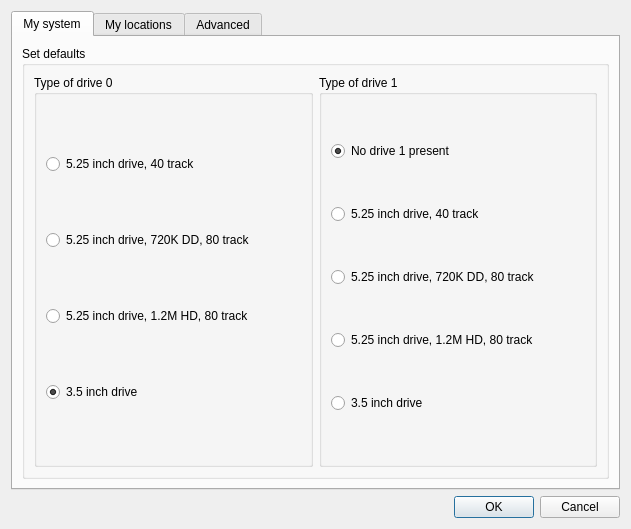
First picture: the form in dialogpreferences.ui, repository wybren1971/Fluxengine_GUI, before the edit.
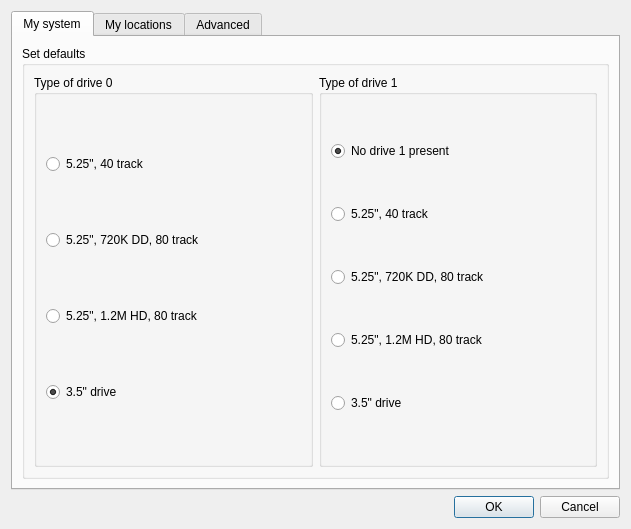
Second picture: the form after the edit. The open tabs and pages were chosen to show the change.

Commit message: shortened drive description

The edit to the form file:
```diff
--- a/dialogpreferences.ui
+++ b/dialogpreferences.ui
@@ -55,28 +55,28 @@
              <item>
               <widget class="QRadioButton" name="radioButton_6">
                <property name="text">
-                <string>5.25 inch drive, 40 track</string>
+                <string>5.25&quot;, 40 track</string>
                </property>
               </widget>
              </item>
              <item>
               <widget class="QRadioButton" name="radioButton_8">
                <property name="text">
-                <string>5.25 inch drive, 720K DD, 80 track</string>
+                <string>5.25&quot;, 720K DD, 80 track</string>
                </property>
               </widget>
              </item>
              <item>
               <widget class="QRadioButton" name="radioButton_7">
                <property name="text">
-                <string>5.25 inch drive, 1.2M HD, 80 track</string>
+                <string>5.25&quot;, 1.2M HD, 80 track</string>
                </property>
               </widget>
              </item>
              <item>
               <widget class="QRadioButton" name="radioButton_2">
                <property name="text">
-                <string>3.5 inch drive</string>
+                <string>3.5&quot; drive</string>
                </property>
               </widget>
              </item>
@@ -92,28 +92,28 @@
              <item>
               <widget class="QRadioButton" name="radioButton_3">
                <property name="text">
-                <string>5.25 inch drive, 40 track</string>
+                <string>5.25&quot;, 40 track</string>
                </property>
               </widget>
              </item>
              <item>
               <widget class="QRadioButton" name="radioButton_5">
                <property name="text">
-                <string>5.25 inch drive, 720K DD, 80 track</string>
+                <string>5.25&quot;, 720K DD, 80 track</string>
                </property>
               </widget>
              </item>
              <item>
               <widget class="QRadioButton" name="radioButton_4">
                <property name="text">
-                <string>5.25 inch drive, 1.2M HD, 80 track</string>
+                <string>5.25&quot;, 1.2M HD, 80 track</string>
                </property>
               </widget>
              </item>
              <item>
               <widget class="QRadioButton" name="radioButton">
                <property name="text">
-                <string>3.5 inch drive</string>
+                <string>3.5&quot; drive</string>
                </property>
                <property name="checked">
                 <bool>true</bool>
```
Left out of the diff: 2 changed lines with no effect on the pictures.
